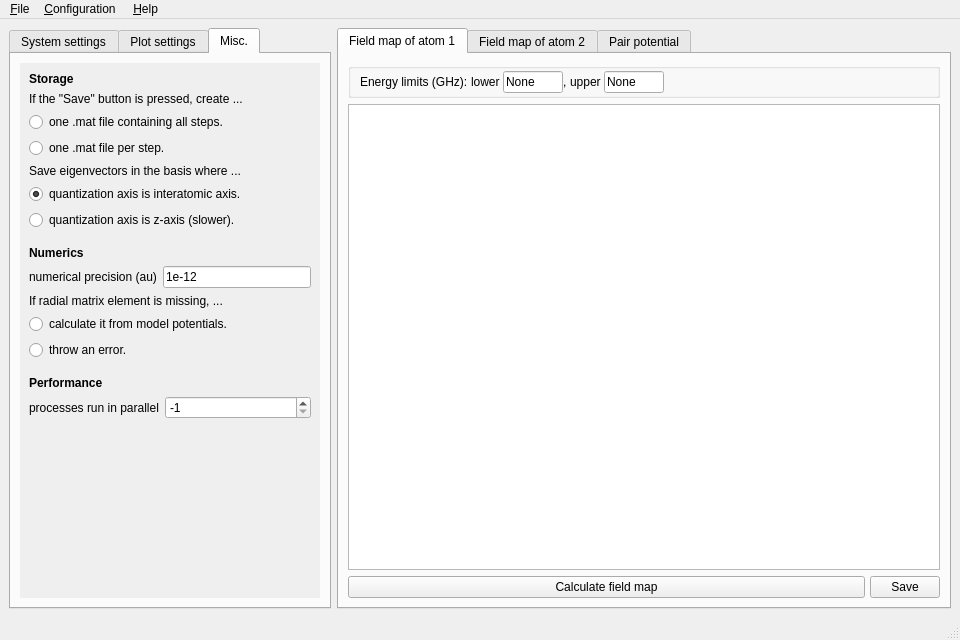
Qt form gui/plotter.ui (pairinteraction/pairinteraction) before a commit.
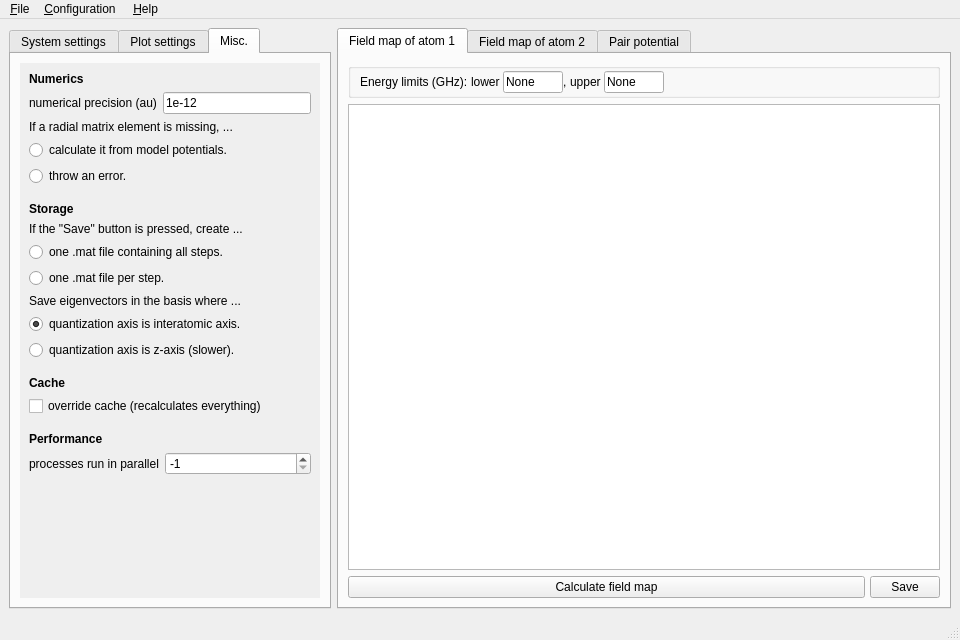
The same form after that commit. The open tabs and pages were chosen to show the change. Custom widgets are drawn as their Qt base class.

Commit message: Make debugging output more meaningful, add 'override cache' option, fix bug with auto range of x axis

The edit to the form file:
```diff
--- a/gui/plotter.ui
+++ b/gui/plotter.ui
@@ -3319,95 +3319,6 @@
             </rect>
            </property>
            <layout class="QVBoxLayout" name="verticalLayout_9">
-            <item>
-             <widget class="QLabel" name="label_86">
-              <property name="font">
-               <font>
-                <weight>75</weight>
-                <bold>true</bold>
-               </font>
-              </property>
-              <property name="text">
-               <string>Storage</string>
-              </property>
-             </widget>
-            </item>
-            <item>
-             <widget class="QLabel" name="label_27">
-              <property name="text">
-               <string>If the &quot;Save&quot; button is pressed, create ...</string>
-              </property>
-             </widget>
-            </item>
-            <item>
-             <widget class="QRadioButton" name="radiobutton_system_matCombined">
-              <property name="text">
-               <string>one .mat file containing all steps.</string>
-              </property>
-              <property name="checked">
-               <bool>false</bool>
-              </property>
-             </widget>
-            </item>
-            <item>
-             <widget class="QRadioButton" name="radiobutton_system_matSeparate">
-              <property name="text">
-               <string>one .mat file per step.</string>
-              </property>
-              <property name="checked">
-               <bool>false</bool>
-              </property>
-             </widget>
-            </item>
-            <item>
-             <widget class="QLabel" name="label_87">
-              <property name="text">
-               <string>Save eigenvectors in the basis where ...</string>
-              </property>
-              <property name="textFormat">
-               <enum>Qt::AutoText</enum>
-              </property>
-              <property name="alignment">
-               <set>Qt::AlignBottom|Qt::AlignLeading|Qt::AlignLeft</set>
-              </property>
-              <property name="wordWrap">
-               <bool>true</bool>
-              </property>
-             </widget>
-            </item>
-            <item>
-             <widget class="QRadioButton" name="radiobutton_system_quantizationInteratomic">
-              <property name="text">
-               <string>quantization axis is interatomic axis.</string>
-              </property>
-              <property name="checked">
-               <bool>true</bool>
-              </property>
-             </widget>
-            </item>
-            <item>
-             <widget class="QRadioButton" name="radiobutton_system_quantizationZ">
-              <property name="text">
-               <string>quantization axis is z-axis (slower).</string>
-              </property>
-             </widget>
-            </item>
-            <item>
-             <spacer name="verticalSpacer_23">
-              <property name="orientation">
-               <enum>Qt::Vertical</enum>
-              </property>
-              <property name="sizeType">
-               <enum>QSizePolicy::Fixed</enum>
-              </property>
-              <property name="sizeHint" stdset="0">
-               <size>
-                <width>20</width>
-                <height>10</height>
-               </size>
-              </property>
-             </spacer>
-            </item>
             <item>
              <widget class="QLabel" name="label_91">
               <property name="font">
@@ -3463,7 +3374,7 @@
             <item>
              <widget class="QLabel" name="label">
               <property name="text">
-               <string>If radial matrix element is missing, ...</string>
+               <string>If a radial matrix element is missing, ...</string>
               </property>
              </widget>
             </item>
@@ -3500,6 +3411,131 @@
               </property>
              </spacer>
             </item>
+            <item>
+             <widget class="QLabel" name="label_86">
+              <property name="font">
+               <font>
+                <weight>75</weight>
+                <bold>true</bold>
+               </font>
+              </property>
+              <property name="text">
+               <string>Storage</string>
+              </property>
+             </widget>
+            </item>
+            <item>
+             <widget class="QLabel" name="label_27">
+              <property name="text">
+               <string>If the &quot;Save&quot; button is pressed, create ...</string>
+              </property>
+             </widget>
+            </item>
+            <item>
+             <widget class="QRadioButton" name="radiobutton_system_matCombined">
+              <property name="text">
+               <string>one .mat file containing all steps.</string>
+              </property>
+              <property name="checked">
+               <bool>false</bool>
+              </property>
+             </widget>
+            </item>
+            <item>
+             <widget class="QRadioButton" name="radiobutton_system_matSeparate">
+              <property name="text">
+               <string>one .mat file per step.</string>
+              </property>
+              <property name="checked">
+               <bool>false</bool>
+              </property>
+             </widget>
+            </item>
+            <item>
+             <widget class="QLabel" name="label_87">
+              <property name="text">
+               <string>Save eigenvectors in the basis where ...</string>
+              </property>
+              <property name="textFormat">
+               <enum>Qt::AutoText</enum>
+              </property>
+              <property name="alignment">
+               <set>Qt::AlignBottom|Qt::AlignLeading|Qt::AlignLeft</set>
+              </property>
+              <property name="wordWrap">
+               <bool>true</bool>
+              </property>
+             </widget>
+            </item>
+            <item>
+             <widget class="QRadioButton" name="radiobutton_system_quantizationInteratomic">
+              <property name="text">
+               <string>quantization axis is interatomic axis.</string>
+              </property>
+              <property name="checked">
+               <bool>true</bool>
+              </property>
+             </widget>
+            </item>
+            <item>
+             <widget class="QRadioButton" name="radiobutton_system_quantizationZ">
+              <property name="text">
+               <string>quantization axis is z-axis (slower).</string>
+              </property>
+             </widget>
+            </item>
+            <item>
+             <spacer name="verticalSpacer_23">
+              <property name="orientation">
+               <enum>Qt::Vertical</enum>
+              </property>
+              <property name="sizeType">
+               <enum>QSizePolicy::Fixed</enum>
+              </property>
+              <property name="sizeHint" stdset="0">
+               <size>
+                <width>20</width>
+                <height>10</height>
+               </size>
+              </property>
+             </spacer>
+            </item>
+            <item>
+             <widget class="QLabel" name="label_95">
+              <property name="font">
+               <font>
+                <weight>75</weight>
+                <bold>true</bold>
+               </font>
+              </property>
+              <property name="text">
+               <string>Cache</string>
+              </property>
+             </widget>
+            </item>
+            <item>
+             <widget class="QCheckBox" name="checkbox_system_override">
+              <property name="text">
+               <string>override cache (recalculates everything)</string>
+              </property>
+             </widget>
+            </item>
+            <item>
+             <spacer name="verticalSpacer_25">
+              <property name="orientation">
+               <enum>Qt::Vertical</enum>
+              </property>
+              <property name="sizeType">
+               <enum>QSizePolicy::Fixed</enum>
+              </property>
+              <property name="sizeHint" stdset="0">
+               <size>
+                <width>20</width>
+                <height>10</height>
+               </size>
+              </property>
+             </spacer>
+            </item>
             <item>
              <widget class="QLabel" name="label_90">
               <property name="font">
```
The commit also changes 2 other files.
